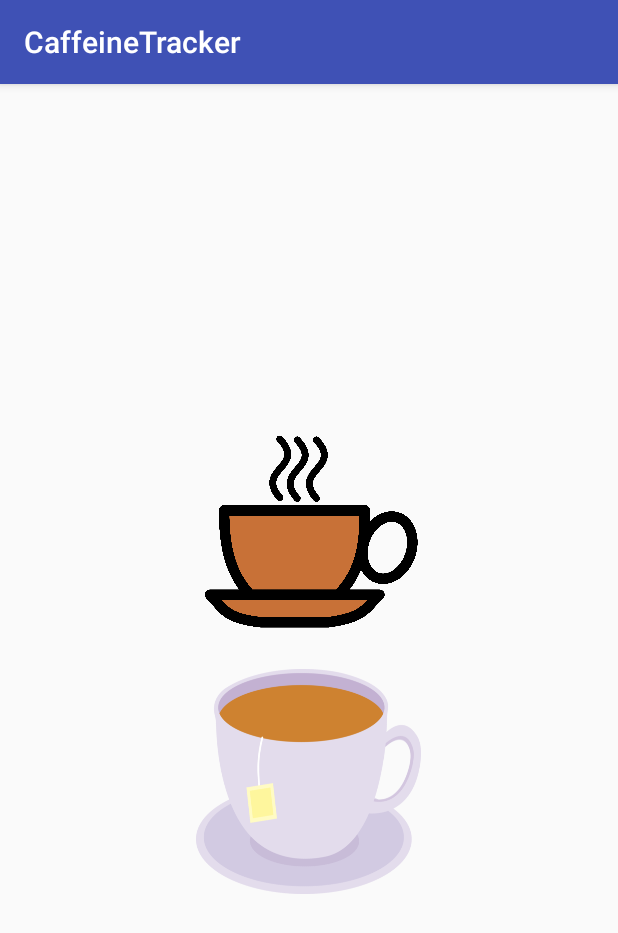
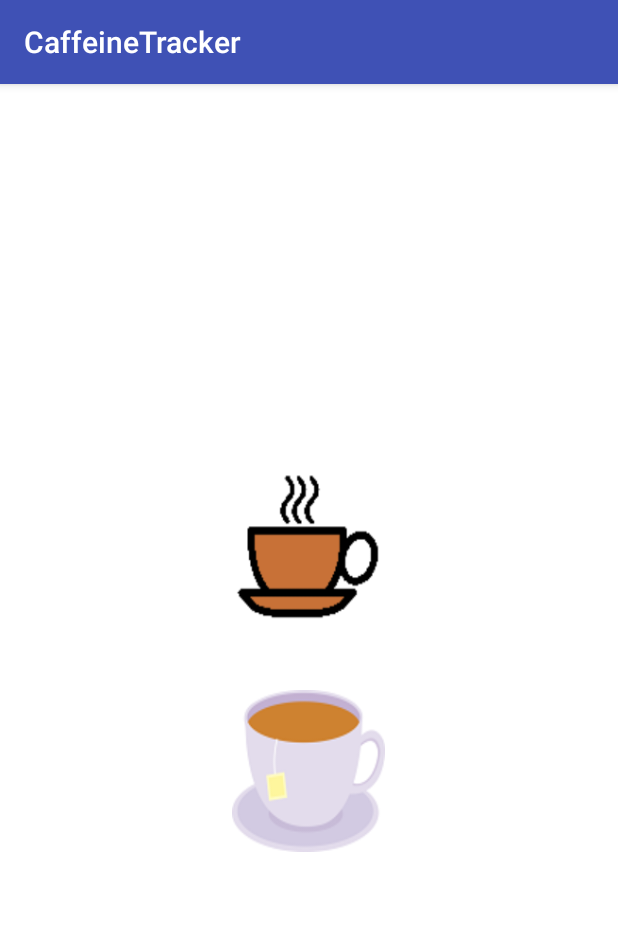
Before and after one commit to AlphaMikeFoxtrot/Alpha-Files, an Android app: the screen it shows after launch (MainActivity), on a phone screen of 412 x 824 dp. Shown: the top 933 px of the screen. Run offline under Robolectric (Android 15) with nearby library versions, the phone set to English and light mode, and no system bars.

Commit message:
changes made : caffeine tracker

```diff
--- a/CaffeineTracker/app/src/main/res/layout/activity_main.xml
+++ b/CaffeineTracker/app/src/main/res/layout/activity_main.xml
@@ -1,28 +1,31 @@
 <?xml version="1.0" encoding="utf-8"?>
-<RelativeLayout
+<LinearLayout
     xmlns:android="http://schemas.android.com/apk/res/android"
     xmlns:tools="http://schemas.android.com/tools"
     xmlns:app="http://schemas.android.com/apk/res-auto"
     android:layout_width="match_parent"
     android:layout_height="match_parent"
+    android:orientation="vertical"
+    android:background="@android:color/white"
     tools:context="com.example.anonymous.caffeinetracker.MainActivity"
     android:layout_gravity="center"
     android:gravity="center">
 
-    <Button
-        android:layout_width="150dp"
-        android:layout_height="150dp"
-        android:background="@drawable/coffee"
-        android:id="@+id/coffee"
-        android:padding="16dp"
-        android:layout_marginBottom="12dp"/>
 
     <Button
-        android:layout_below="@id/coffee"
-        android:layout_width="150dp"
-        android:layout_height="150dp"
-        android:background="@drawable/tea"
+        android:id="@+id/coffee"
+        android:layout_width="102dp"
+        android:layout_height="108dp"
+        android:layout_margin="20dp"
+        android:padding="12dp"
+        android:background="@drawable/coffee"/>
+
+    <Button
         android:id="@+id/tea"
-        android:padding="16dp"/>
+        android:layout_width="102dp"
+        android:layout_height="108dp"
+        android:layout_margin="20dp"
+        android:padding="12dp"
+        android:background="@drawable/tea"/>
 
-</RelativeLayout>
+</LinearLayout>
```
Also changed, not shown: CaffeineTracker/app/src/main/res/drawable/coffee.png, CaffeineTracker/app/src/main/res/drawable/tea.png, 1 other file.
